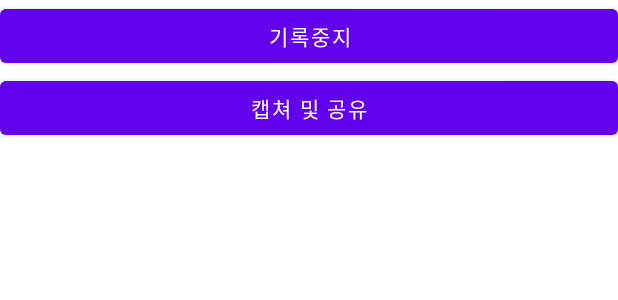
After one commit to KimJinWoo-coder/Moment, an Android app: the layout activity_map.xml on its own in the app's theme, with its tools: preview values and no code run, on a phone screen of 412 x 824 dp. The commit adds this screen. Shown: the top 300 px of the screen. Run offline under Robolectric (Android 15) with nearby library versions, the phone set to English and light mode, and no system bars.

Commit message:
Add files via upload

```diff
--- /dev/null
+++ b/app/src/main/res/layout/activity_map.xml
@@ -0,0 +1,32 @@
+<?xml version="1.0" encoding="utf-8"?>
+<android.widget.LinearLayout xmlns:android="http://schemas.android.com/apk/res/android"
+    xmlns:app="http://schemas.android.com/apk/res-auto"
+    xmlns:tools="http://schemas.android.com/tools"
+    android:layout_width="match_parent"
+    android:layout_height="match_parent"
+    android:orientation="vertical"
+    tools:context=".MainActivity">
+
+    <LinearLayout
+        android:id="@+id/linearLayoutTmap"
+        android:layout_width="match_parent"
+        android:layout_height="match_parent"
+        android:orientation="vertical">
+
+        <Button
+            android:id="@+id/stopRec"
+            android:layout_width="match_parent"
+            android:layout_height="wrap_content"
+            android:text="기록중지" />
+
+        <Button
+            android:id="@+id/share"
+            android:layout_width="match_parent"
+            android:layout_height="wrap_content"
+            android:text="캡쳐 및 공유"
+
+            />
+
+    </LinearLayout>
+
+</android.widget.LinearLayout>
```
Also changed, not shown: app/src/main/res/layout/activity_loading.xml (added, +18 -0 lines), app/src/main/res/layout/activity_main.xml (+66 -11 lines), app/src/main/res/layout/activity_recordlist.xml (added, +42 -0 lines).
